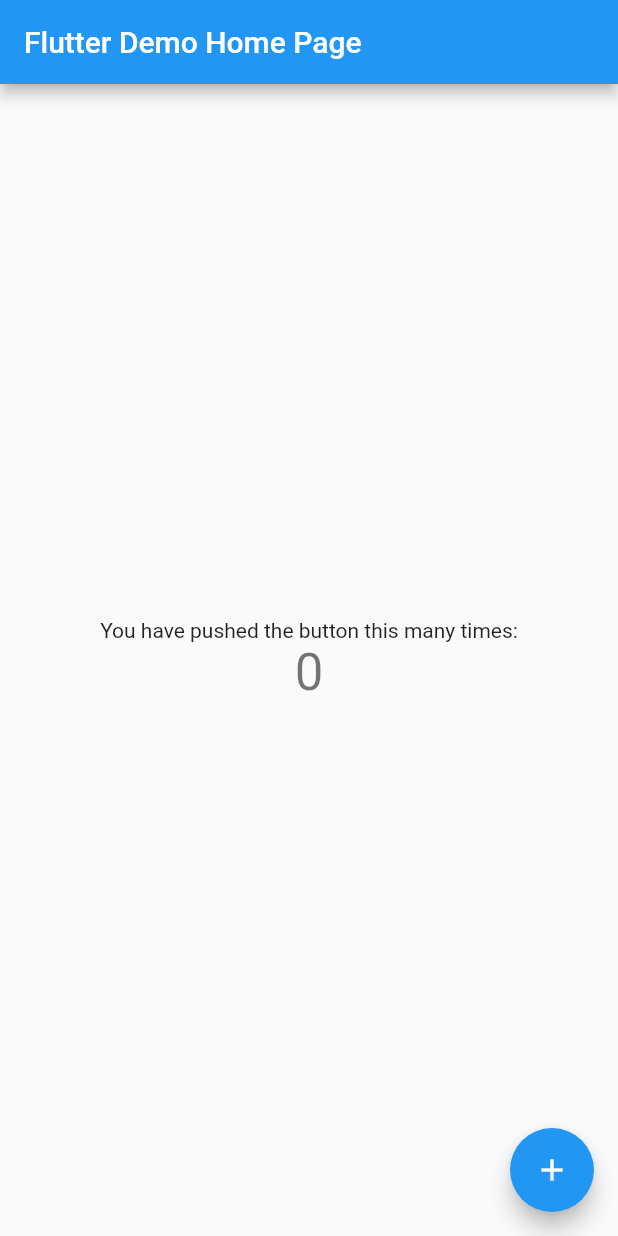
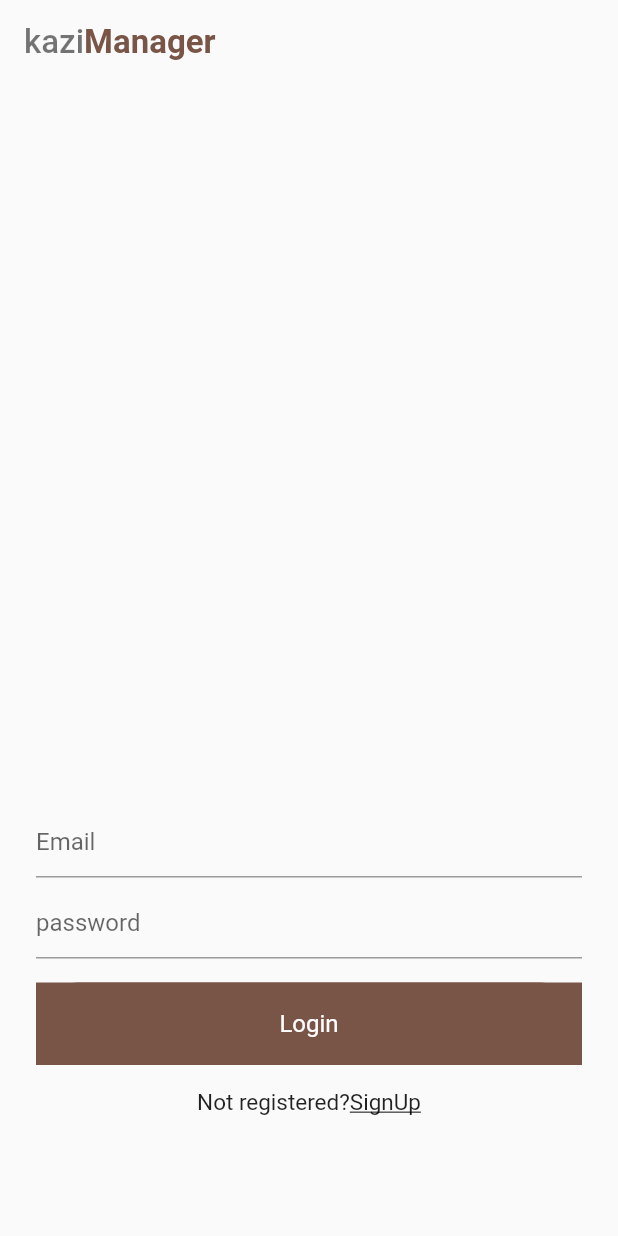
Before and after one commit to enzonjagi/kaziManager2.0, a Flutter app: the screen it shows after launch, on a phone screen of 412 x 824 dp. Run offline on Flutter 3.47's test engine with Material 2 defaults, Android fonts, the phone set to English and light mode, and no system bars; our stand-ins replace firebase_auth, firebase_core; missing offline and left inert: dart:html; accounts and stored records are empty.

Commit message:
Auth with firebase linked up backend but yet to do frontend logic

```diff
--- a/lib/main.dart
+++ b/lib/main.dart
@@ -1,4 +1,6 @@
 import 'package:flutter/material.dart';
+import 'package:kazimanager_withauth/screens/authenticate/signIn.dart';
+import 'package:kazimanager_withauth/screens/wrapper.dart';
 
 void main() {
   runApp(MyApp());
@@ -9,109 +11,9 @@ class MyApp extends StatelessWidget {
   @override
   Widget build(BuildContext context) {
     return MaterialApp(
-      title: 'Flutter Demo',
-      theme: ThemeData(
-        // This is the theme of your application.
-        //
-        // Try running your application with "flutter run". You'll see the
-        // application has a blue toolbar. Then, without quitting the app, try
-        // changing the primarySwatch below to Colors.green and then invoke
-        // "hot reload" (press "r" in the console where you ran "flutter run",
-        // or simply save your changes to "hot reload" in a Flutter IDE).
-        // Notice that the counter didn't reset back to zero; the application
-        // is not restarted.
-        primarySwatch: Colors.blue,
-        // This makes the visual density adapt to the platform that you run
-        // the app on. For desktop platforms, the controls will be smaller and
-        // closer together (more dense) than on mobile platforms.
-        visualDensity: VisualDensity.adaptivePlatformDensity,
-      ),
-      home: MyHomePage(title: 'Flutter Demo Home Page'),
+      home: SignIn(),
+      debugShowCheckedModeBanner: false,
+
     );
   }
 }
-
-class MyHomePage extends StatefulWidget {
-  MyHomePage({Key key, this.title}) : super(key: key);
-
-  // This widget is the home page of your application. It is stateful, meaning
-  // that it has a State object (defined below) that contains fields that affect
-  // how it looks.
-
-  // This class is the configuration for the state. It holds the values (in this
-  // case the title) provided by the parent (in this case the App widget) and
-  // used by the build method of the State. Fields in a Widget subclass are
-  // always marked "final".
-
-  final String title;
-
-  @override
-  _MyHomePageState createState() => _MyHomePageState();
-}
-
-class _MyHomePageState extends State<MyHomePage> {
-  int _counter = 0;
-
-  void _incrementCounter() {
-    setState(() {
-      // This call to setState tells the Flutter framework that something has
-      // changed in this State, which causes it to rerun the build method below
-      // so that the display can reflect the updated values. If we changed
-      // _counter without calling setState(), then the build method would not be
-      // called again, and so nothing would appear to happen.
-      _counter++;
-    });
-  }
-
-  @override
-  Widget build(BuildContext context) {
-    // This method is rerun every time setState is called, for instance as done
-    // by the _incrementCounter method above.
-    //
-    // The Flutter framework has been optimized to make rerunning build methods
-    // fast, so that you can just rebuild anything that needs updating rather
-    // than having to individually change instances of widgets.
-    return Scaffold(
-      appBar: AppBar(
-        // Here we take the value from the MyHomePage object that was created by
-        // the App.build method, and use it to set our appbar title.
-        title: Text(widget.title),
-      ),
-      body: Center(
-        // Center is a layout widget. It takes a single child and positions it
-        // in the middle of the parent.
-        child: Column(
-          // Column is also a layout widget. It takes a list of children and
-          // arranges them vertically. By default, it sizes itself to fit its
-          // children horizontally, and tries to be as tall as its parent.
-          //
-          // Invoke "debug painting" (press "p" in the console, choose the
-          // "Toggle Debug Paint" action from the Flutter Inspector in Android
-          // Studio, or the "Toggle Debug Paint" command in Visual Studio Code)
-          // to see the wireframe for each widget.
-          //
-          // Column has various properties to control how it sizes itself and
-          // how it positions its children. Here we use mainAxisAlignment to
-          // center the children vertically; the main axis here is the vertical
-          // axis because Columns are vertical (the cross axis would be
-          // horizontal).
-          mainAxisAlignment: MainAxisAlignment.center,
-          children: <Widget>[
-            Text(
-              'You have pushed the button this many times:',
-            ),
-            Text(
-              '$_counter',
-              style: Theme.of(context).textTheme.headline4,
-            ),
-          ],
-        ),
-      ),
-      floatingActionButton: FloatingActionButton(
-        onPressed: _incrementCounter,
-        tooltip: 'Increment',
-        child: Icon(Icons.add),
-      ), // This trailing comma makes auto-formatting nicer for build methods.
-    );
-  }
-}
--- /dev/null
+++ b/lib/models/user.dart
@@ -0,0 +1,4 @@
+class UserID{
+  String uid;
+  UserID({this.uid});
+}
--- /dev/null
+++ b/lib/screens/authenticate/signIn.dart
@@ -0,0 +1,106 @@
+import 'dart:html';
+
+import 'package:flutter/material.dart';
+import 'package:kazimanager_withauth/screens/authenticate/signUp.dart';
+import 'package:kazimanager_withauth/screens/widgets/widget.dart';
+import 'package:firebase_auth/firebase_auth.dart';
+import 'package:firebase_core/firebase_core.dart';
+import 'package:kazimanager_withauth/services/auth.dart';
+
+class SignIn extends StatefulWidget {
+  @override
+  _SignInState createState() => _SignInState();
+}
+
+class _SignInState extends State<SignIn> {
+  final _formKey = GlobalKey<FormState>();
+  String email, password;
+  UserCredential userCredential ;
+  signIn(){
+    if(_formKey.currentState.validate()){
+      //userCredential.signInEmail
+
+
+    }
+  }
+
+  @override
+  Widget build(BuildContext context) {
+    return Scaffold(
+      appBar: AppBar(
+        title: appBar(context),
+        backgroundColor: Colors.transparent,
+        elevation: 0.0,
+        brightness: Brightness.light,
+      ),
+      body: Form(
+        key: _formKey,
+        child: Container(
+            padding: EdgeInsets.symmetric(horizontal: 24),
+            child: Column(
+              children: [
+                Spacer(),
+                TextFormField(
+                  validator: (val) {
+                    return val.isEmpty ? "Enter correct email" : null;
+                  },
+                  decoration: InputDecoration(hintText: "Email"),
+                  onChanged: (val) {
+                    email = val;
+                  },
+                ),
+                SizedBox(height: 6),
+                TextFormField(
+                  validator: (val) {
+                    return val.isEmpty ? "Enter correct password" : null;
+                  },
+                  decoration: InputDecoration(hintText: "password"),
+                  onChanged: (val) {
+                    password = val;
+                  },
+                ),
+                SizedBox(height: 16),
+                GestureDetector(
+                  onTap: () {
+                    //sign in button; logs user in
+                    signIn();
+
+                  },
+                  child: Container(
+                    color: Colors.brown,
+                    padding: EdgeInsets.symmetric(vertical: 18),
+                    decoration: BoxDecoration(
+                        color: Colors.brown,
+                        borderRadius: BorderRadius.circular(30)),
+                    alignment: Alignment.center,
+                    width: MediaQuery.of(context).size.width - 48,
+                    child: Text(
+                      "Login",
+                      style: TextStyle(color: Colors.white, fontSize: 16),
+                    ),
+                  ),
+                ),
+                SizedBox(height: 16),
+                Row(mainAxisAlignment: MainAxisAlignment.center, children: [
+                  Text("Not registered?", style: TextStyle(fontSize: 15)),
+                  GestureDetector(
+                    onTap: () {
+                      Navigator.pushReplacement(context, MaterialPageRoute(
+                        builder: (context) => SignUp()
+                        )
+                      );
+                    },
+                    child: Text("SignUp",
+                        style: TextStyle(
+                            fontSize: 15,
+                            decoration: TextDecoration.underline)),
+                  ),
+                ]),
+                SizedBox(height: 80)
+              ],
+            )),
+      ),
+    );
+    //here
+  }
+}
--- /dev/null
+++ b/lib/screens/widgets/widget.dart
@@ -0,0 +1,25 @@
+//import 'dart:js';
+
+import 'package:flutter/material.dart';
+
+Widget appBar(BuildContext context){
+  return RichText(text: TextSpan(
+    style: TextStyle(fontSize: 22),
+    children: <TextSpan> [
+      TextSpan(
+        text: "kazi",
+        style: TextStyle(
+          fontWeight: FontWeight.w500,
+          color: Colors.black54
+        )
+      ),
+      TextSpan(
+        text: "Manager",
+        style: TextStyle(
+          fontWeight: FontWeight.w600,
+          color: Colors.brown)),
+    ],
+
+
+  ));
+}
--- /dev/null
+++ b/lib/services/auth.dart
@@ -0,0 +1,86 @@
+import 'package:firebase_auth/firebase_auth.dart';
+import 'package:firebase_core/firebase_core.dart';
+
+class AuthService {
+  //instance of firebase auth
+  final Future<FirebaseApp> _initialization = Firebase.initializeApp();
+  final FirebaseAuth _auth = FirebaseAuth.instance;
+
+  //check for auth changes
+  /*dynamic checkAuth(String email, password) async{
+    await _auth.authStateChanges().listen((User user) {
+      if (user == null){
+        print("User is currently signed out");
+      }else{
+        print("User is signed in");
+        return user;
+      }
+     });
+  }*/
+
+  //sign in anon
+  dynamic signInAnon() async {
+    UserCredential userCredential = await _auth.signInAnonymously();
+  }
+
+  //signin email and password
+  dynamic signInEmailandPass(String email, password) async {
+    try {
+      UserCredential userCredential = await _auth
+          .signInWithEmailAndPassword(email: email, password: password);
+    } on FirebaseAuthException catch (e) {
+      if (e.code == 'user-not-found') {
+        print('No user found for that email.');
+      } else if (e.code == 'wrong-password') {
+        print('Wrong password provided for that user.');
+      }
+    }
+  }
+
+  //register with email and password
+  dynamic createUser(String email, password) async {
+    try {
+      UserCredential userCredential = await _auth
+          .createUserWithEmailAndPassword(
+              email: email,
+              password: password);
+    } on FirebaseAuthException catch (e) {
+      if (e.code == 'weak-password') {
+        print('The password provided is too weak.');
+      } else if (e.code == 'email-already-in-use') {
+        print('The account already exists for that email.');
+      }
+    } catch (e) {
+      print(e.toString());
+    }
+  }
+
+  //email verification
+  //correct it and add the flutter fire verification code block later
+  /*dynamic verifyEmail() async {
+    User user = _auth.currentUser;
+    if(!user.emailVerified){
+      await user.sendEmailVerification();
+    }
+
+  }*/
+
+  //signout
+  dynamic signOut() async{
+    try{
+
+      return await _auth.signOut();
+
+    }catch(e){
+      print(e.toString());
+      return null;
+
+    }
+  }
+
+  //google sign in
+
+  //phone sign in
+
+
+}
```
Also changed, not shown: lib/screens/authenticate/authenticate.dart (added, +15 -0 lines), lib/screens/authenticate/signUp.dart (added, +101 -0 lines), lib/screens/home/home.dart (added, +12 -0 lines), lib/screens/wrapper.dart (added, +13 -0 lines), pubspec.yaml (+7 -1 lines), pubspec.lock.
